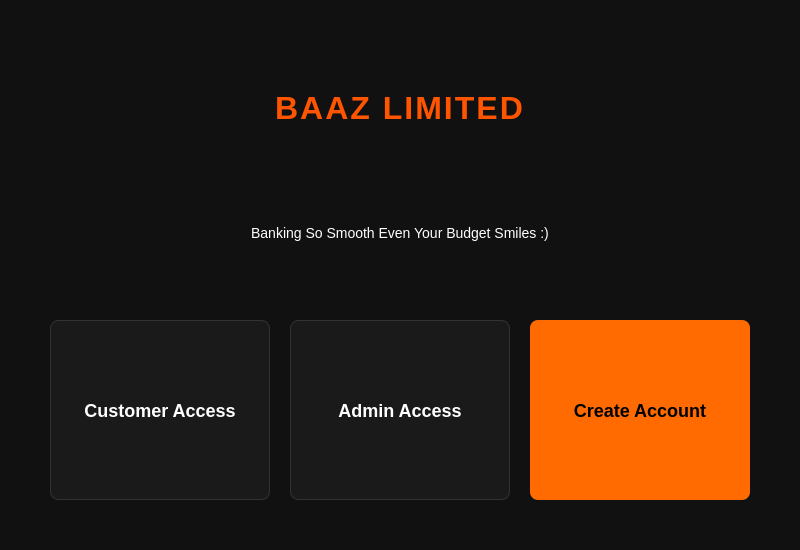
Above: mainwindow.ui from zuni-gleam/OOP-Banking-Management-System before the change. Below: the same form after it.
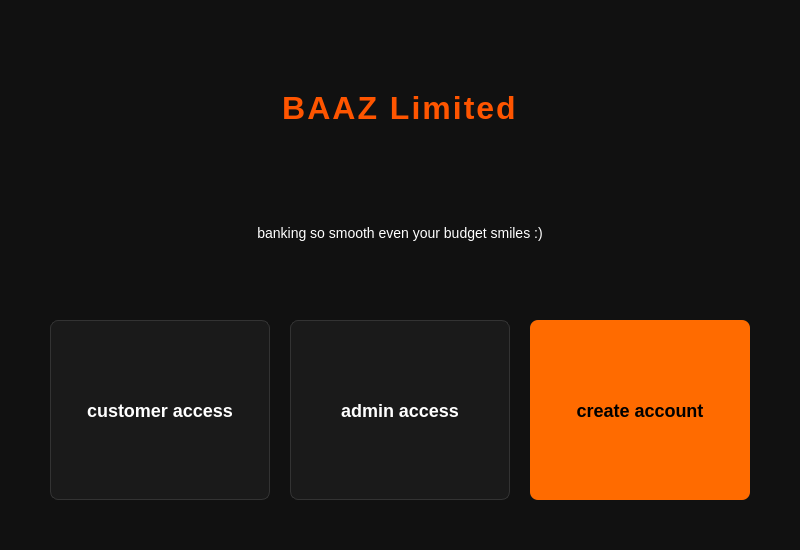
That is the form after the change.

Patch:
```diff
--- a/mainwindow.ui
+++ b/mainwindow.ui
@@ -40,7 +40,7 @@
 color: rgb(255, 85 ,0);</string>
       </property>
       <property name="text">
-       <string>BAAZ LIMITED</string>
+       <string>BAAZ Limited</string>
       </property>
       <property name="alignment">
        <set>Qt::AlignmentFlag::AlignCenter</set>
@@ -53,7 +53,7 @@
        <string notr="true">font-size: 14px; color: #FFFFFF; margin-bottom: 20px;</string>
       </property>
       <property name="text">
-       <string>Banking So Smooth Even Your Budget Smiles :)</string>
+       <string>banking so smooth even your budget smiles :)</string>
       </property>
       <property name="alignment">
        <set>Qt::AlignmentFlag::AlignCenter</set>
@@ -77,7 +77,7 @@
          <string notr="true">background-color: #1A1A1A; border: 1px solid #333333; border-radius: 8px; font-size: 18px; font-weight: bold; color: white; padding: 20px;</string>
         </property>
         <property name="text">
-         <string>Customer Access</string>
+         <string>customer access</string>
         </property>
        </widget>
       </item>
@@ -93,7 +93,7 @@
          <string notr="true">background-color: #1A1A1A; border: 1px solid #333333; border-radius: 8px; font-size: 18px; font-weight: bold; color: white; padding: 20px;</string>
         </property>
         <property name="text">
-         <string>Admin Access</string>
+         <string>admin access</string>
         </property>
        </widget>
       </item>
@@ -109,7 +109,7 @@
          <string notr="true">background-color: #FF6B00; border-radius: 8px; font-size: 18px; font-weight: bold; color: black; padding: 20px;</string>
         </property>
         <property name="text">
-         <string>Create Account</string>
+         <string>create account</string>
         </property>
        </widget>
       </item>
```
Left out of the diff: 2 changed lines with no effect on the pictures.
